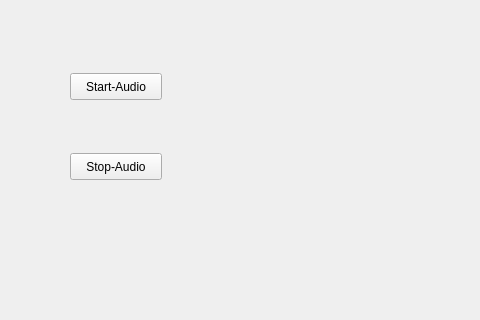
Before: the Qt Designer form myVlcPlayer/myVlcPlayer.ui in harisha/harishaGit, drawn with Qt 5; both pictures show x 0 to 480 and y 87 to 407 of the 690 by 407 pixel window.
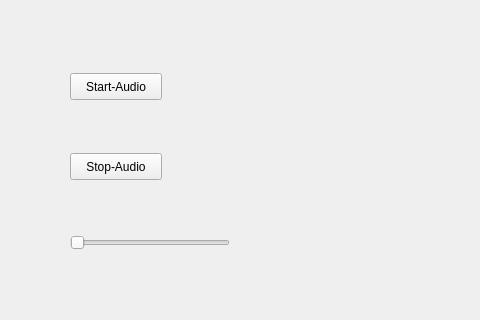
After: the same form once the commit is applied.

Patch:
```diff
--- a/myVlcPlayer/myVlcPlayer.ui
+++ b/myVlcPlayer/myVlcPlayer.ui
@@ -39,6 +39,22 @@
     <string>Stop-Audio</string>
    </property>
   </widget>
+  <widget class="QSlider" name="sliderVol">
+   <property name="geometry">
+    <rect>
+     <x>70</x>
+     <y>320</y>
+     <width>160</width>
+     <height>19</height>
+    </rect>
+   </property>
+   <property name="maximum">
+    <number>200</number>
+   </property>
+   <property name="orientation">
+    <enum>Qt::Horizontal</enum>
+   </property>
+  </widget>
  </widget>
  <resources/>
  <connections/>
```
